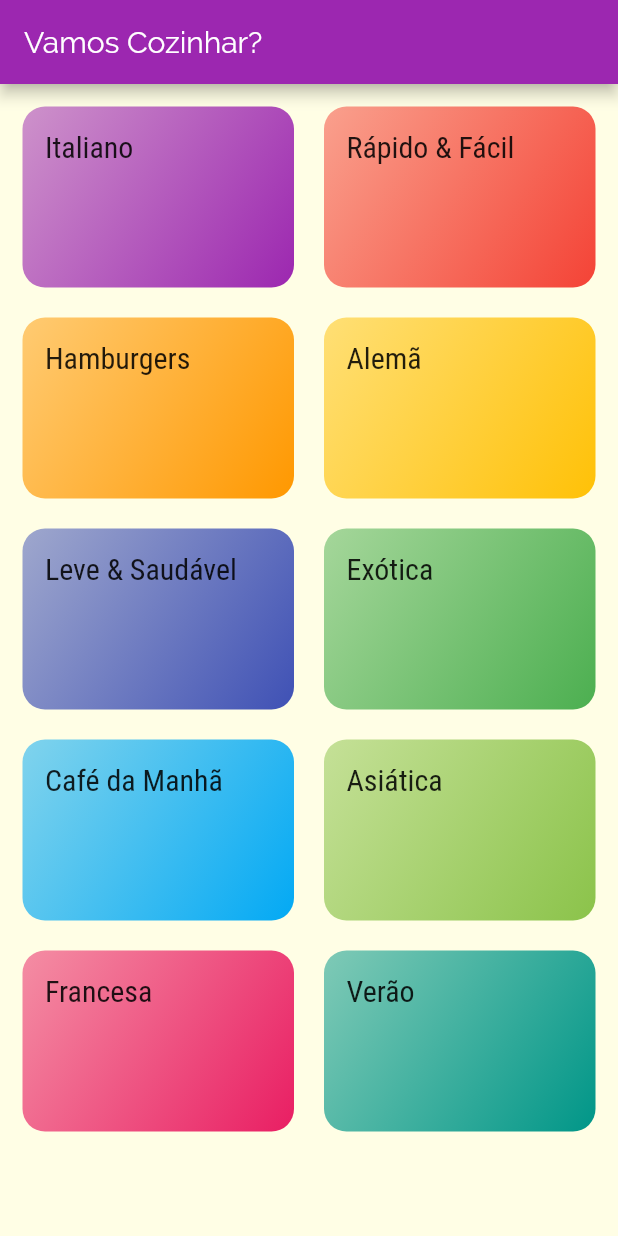
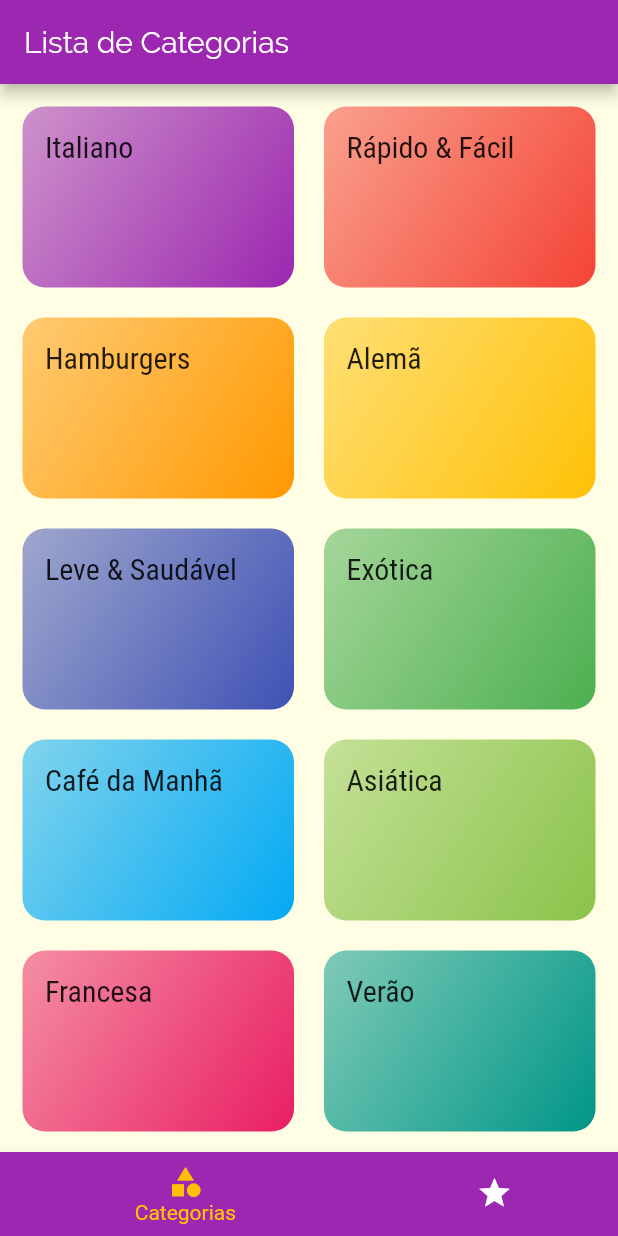
Before and after one commit to davihoffmann/meals, a Flutter app: the screen it shows after launch, on a phone screen of 412 x 824 dp. Run offline on Flutter 3.47's test engine with Material 2 defaults, Android fonts, the phone set to English and light mode, and no system bars.

Commit message:
adicionado navegacao por abas

```diff
--- a/lib/main.dart
+++ b/lib/main.dart
@@ -1,5 +1,6 @@
 import 'package:flutter/material.dart';
 import 'package:meals/screens/meal_detail_screen.dart';
+import 'package:meals/screens/tabs_screen.dart';
 import 'screens/categories_screen.dart';
 import 'screens/categories_meals_screen.dart';
 import 'utils/app-routes.dart';
@@ -13,7 +14,7 @@ class MyApp extends StatelessWidget {
       title: 'DeliMeals',
       theme: ThemeData(
           primarySwatch: Colors.purple,
-          accentColor: Colors.purpleAccent,
+          accentColor: Colors.amber,
           fontFamily: 'Raleway',
           canvasColor: Color.fromRGBO(255, 254, 229, 1),
           textTheme: ThemeData.light().textTheme.copyWith(
@@ -23,7 +24,7 @@ class MyApp extends StatelessWidget {
               ))),
       //home: CategoriesScreen(),
       routes: {
-        AppRoutes.HOME: (ctx) => CategoriesScreen(),
+        AppRoutes.HOME: (ctx) => TabsScreen(),
         AppRoutes.CATEGORIES_MEALS: (ctx) => CategoriesMealsScreen(),
         AppRoutes.MEAL_DETAIL: (ctx) => MealDetailScreen(),
       },
--- a/lib/screens/categories_screen.dart
+++ b/lib/screens/categories_screen.dart
@@ -5,11 +5,7 @@ import '../data/dummy_data.dart';
 class CategoriesScreen extends StatelessWidget {
   @override
   Widget build(BuildContext context) {
-    return Scaffold(
-      appBar: AppBar(
-        title: Text('Vamos Cozinhar?'),
-      ),
-      body: GridView(
+    return GridView(
       padding: const EdgeInsets.all(15),
       gridDelegate: SliverGridDelegateWithMaxCrossAxisExtent(
           maxCrossAxisExtent: 200,
@@ -19,7 +15,6 @@ class CategoriesScreen extends StatelessWidget {
       children: DUMMY_CATEGORIES.map((cat) {
         return CategoryItem(cat);
       }).toList(),
-      ),
     );
   }
 }
--- /dev/null
+++ b/lib/screens/favorite_screen.dart
@@ -0,0 +1,10 @@
+import 'package:flutter/material.dart';
+
+class FavoriteScreen extends StatelessWidget {
+  @override
+  Widget build(BuildContext context) {
+    return Center(
+      child: Text('Minhas refeicoes favoritas.'),
+    );
+  }
+}
--- /dev/null
+++ b/lib/screens/tabs_screen.dart
@@ -0,0 +1,80 @@
+import 'package:flutter/material.dart';
+import 'package:meals/screens/categories_screen.dart';
+import 'package:meals/screens/favorite_screen.dart';
+
+class TabsScreen extends StatefulWidget {
+  @override
+  _TabsScreenState createState() => _TabsScreenState();
+}
+
+class _TabsScreenState extends State<TabsScreen> {
+  int _selectedScreenIndex = 0;
+  final List<Map<String, Object>> _screens = [
+    {'title': 'Lista de Categorias', 'screen': CategoriesScreen()},
+    {'title': 'Meus Favoritos', 'screen': FavoriteScreen()},
+  ];
+
+  _selectScreen(int index) {
+    setState(() {
+      _selectedScreenIndex = index;
+    });
+  }
+
+  @override
+  Widget build(BuildContext context) {
+    /*
+    return DefaultTabController(
+      length: 2,
+      child: Scaffold(
+        appBar: AppBar(
+          title: Text('Vamos Cozinhar?'),
+          bottom: TabBar(
+            tabs: [
+              Tab(
+                icon: Icon(Icons.category),
+                text: 'Categorias',
+              ),
+              Tab(
+                icon: Icon(Icons.star),
+                text: 'Favoritos',
+              )
+            ],
+          ),
+        ),
+        body: TabBarView(
+          children: [
+            CategoriesScreen(),
+            FavoriteScreen(),
+          ],
+        ),
+      ),
+    );*/
+    return Scaffold(
+      appBar: AppBar(
+        title: Text(
+          _screens[_selectedScreenIndex]['title'],
+        ),
+      ),
+      body: _screens[_selectedScreenIndex]['screen'],
+      bottomNavigationBar: BottomNavigationBar(
+        onTap: _selectScreen,
+        unselectedItemColor: Colors.white,
+        selectedItemColor: Theme.of(context).accentColor,
+        currentIndex: _selectedScreenIndex,
+        type: BottomNavigationBarType.shifting,
+        items: [
+          BottomNavigationBarItem(
+            backgroundColor: Theme.of(context).primaryColor,
+            icon: Icon(Icons.category),
+            title: Text('Categorias'),
+          ),
+          BottomNavigationBarItem(
+            backgroundColor: Theme.of(context).primaryColor,
+            icon: Icon(Icons.star),
+            title: Text('Favoritos'),
+          ),
+        ],
+      ),
+    );
+  }
+}
```
Lines whose indentation alone changed are shown as unchanged.
